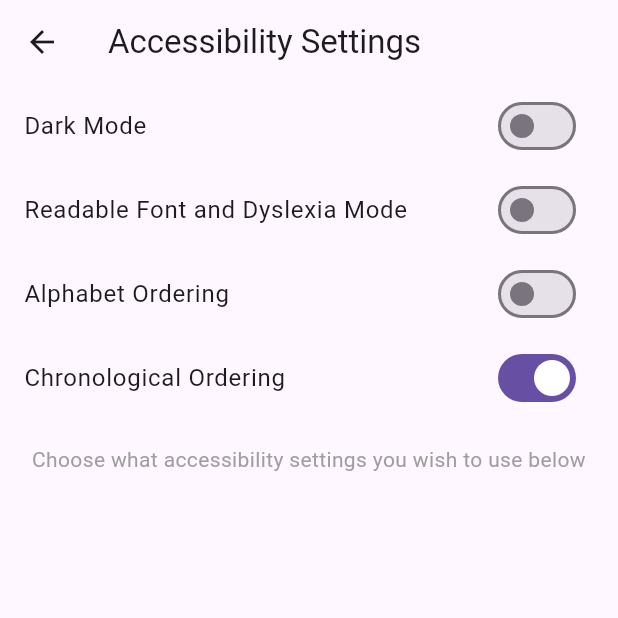
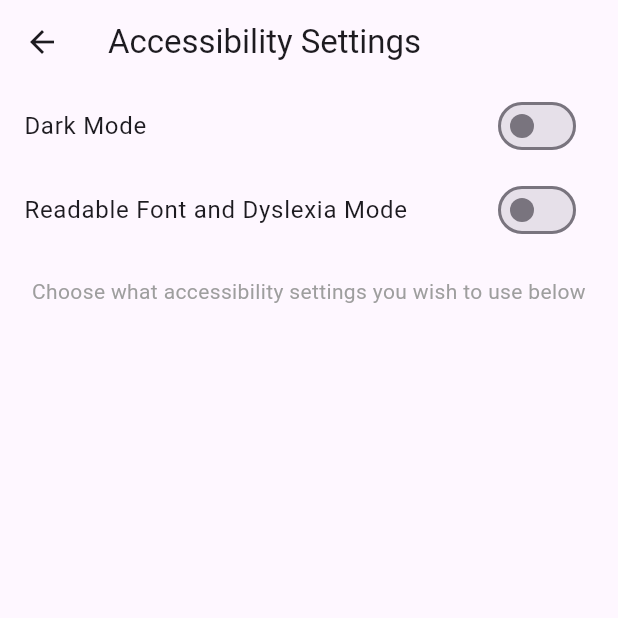
Before and after one commit to ah682/co2404_highest_grossing_movies, a Flutter app: the AccessibilitySettings screen opened directly, after a tap on "Dark Mode", on a phone screen of 412 x 824 dp, the top half of it. Run offline on Flutter 3.47's test engine with Material 3 defaults, Android fonts, the phone set to English and light mode, and no system bars; our stand-ins replace shared_preferences; accounts and stored records are empty.

Commit message:
Remove redundant accessibility settings
Remove redundant accessibility settings:
alphabetOrdering = false;
 chronologicalOrdering = true; // Assuming this is the default setting"

```diff
--- a/lib/src/screens/accessibility_settings.dart
+++ b/lib/src/screens/accessibility_settings.dart
@@ -11,8 +11,6 @@ class AccessibilitySettings extends StatefulWidget {
 class _AccessibilitySettingsState extends State<AccessibilitySettings> {
   bool darkMode = false;
   bool readableFont = false;
-  bool alphabetOrdering = false;
-  bool chronologicalOrdering = true; // Assuming this is the default setting
 
   @override
   void initState() {
@@ -25,8 +23,6 @@ class _AccessibilitySettingsState extends State<AccessibilitySettings> {
     setState(() {
       darkMode = prefs.getBool('darkMode') ?? false;
       readableFont = prefs.getBool('readableFont') ?? false;
-      alphabetOrdering = prefs.getBool('alphabetOrdering') ?? false;
-      chronologicalOrdering = prefs.getBool('chronologicalOrdering') ?? true;
     });
   }
 
@@ -34,13 +30,6 @@ class _AccessibilitySettingsState extends State<AccessibilitySettings> {
     final prefs = await SharedPreferences.getInstance();
     setState(() {
       prefs.setBool(key, value);
-      if (key == 'alphabetOrdering' && value == true) {
-        chronologicalOrdering = !value;
-        prefs.setBool('chronologicalOrdering', !value);
-      } else if (key == 'chronologicalOrdering' && value == true) {
-        alphabetOrdering = !value;
-        prefs.setBool('alphabetOrdering', !value);
-      }
     });
   }
 
@@ -70,24 +59,6 @@ class _AccessibilitySettingsState extends State<AccessibilitySettings> {
               fontModel.toggleFont(newValue ? 'OpenDyslexic' : 'Roboto');
             },
           ),
-          SwitchListTile(
-            title: Text('Alphabet Ordering'),
-            value: alphabetOrdering,
-            onChanged: (bool newValue) {
-              if (!chronologicalOrdering || newValue) {
-                _updateSetting('alphabetOrdering', newValue);
-              }
-            },
-          ),
-          SwitchListTile(
-            title: Text('Chronological Ordering'),
-            value: chronologicalOrdering,
-            onChanged: (bool newValue) {
-              if (!alphabetOrdering || newValue) {
-                _updateSetting('chronologicalOrdering', newValue);
-              }
-            },
-          ),
           Padding(
             padding: const EdgeInsets.all(16.0),
             child: Text(
```
